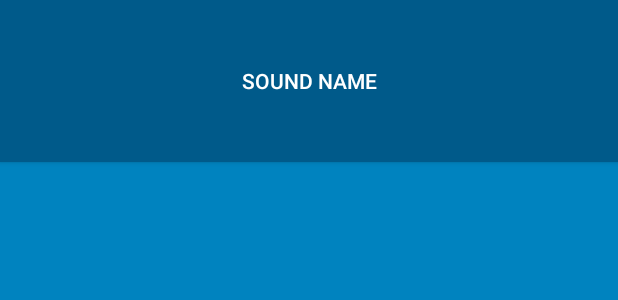
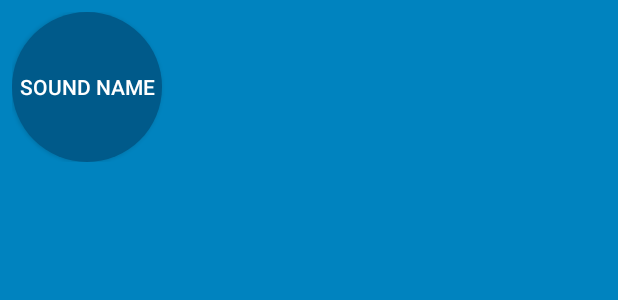
Before and after one commit to silvee/beatbox, an Android app: the layout list_item_sound.xml on its own in the app's theme, with its tools: preview values and no code run, on a phone screen of 412 x 824 dp. Shown: the top 300 px of the screen. Run offline under Robolectric (Android 15) with nearby library versions, the phone set to English and light mode, and no system bars.

Commit message:
Added layouts using statelist and layerlist for normal and pressed buttons in drawable folder

```diff
--- /dev/null
+++ b/app/src/main/res/drawable/button_beat_box.xml
@@ -0,0 +1,8 @@
+<?xml version="1.0" encoding="utf-8"?>
+<selector xmlns:android="http://schemas.android.com/apk/res/android"
+    android:layout_height="match_parent"
+    android:layout_width="match_parent">
+    <item android:drawable="@drawable/button_beat_box_pressed"
+        android:state_pressed="true"/>
+    <item android:drawable="@drawable/button_beat_box_normal"/>
+</selector>
--- /dev/null
+++ b/app/src/main/res/drawable/button_beat_box_normal.xml
@@ -0,0 +1,8 @@
+<?xml version="1.0" encoding="utf-8"?>
+<shape xmlns:android="http://schemas.android.com/apk/res/android"
+    android:shape="oval"
+    android:layout_height="match_parent"
+    android:layout_width="match_parent">
+    <solid
+        android:color="@color/dark_blue"/>
+</shape>
--- /dev/null
+++ b/app/src/main/res/drawable/button_beat_box_pressed.xml
@@ -0,0 +1,22 @@
+<?xml version="1.0" encoding="utf-8"?>
+<layer-list xmlns:android="http://schemas.android.com/apk/res/android">
+    <item>
+        <shape xmlns:android="http://schemas.android.com/apk/res/android"
+            android:shape="oval"
+            android:layout_height="match_parent"
+            android:layout_width="match_parent">
+            <solid
+                android:color="@color/red"/>
+        </shape>
+    </item>
+    <item>
+        <shape xmlns:android="http://schemas.android.com/apk/res/android"
+            android:shape="oval"
+            android:layout_height="match_parent"
+            android:layout_width="match_parent">
+            <stroke
+                android:width="4dp"
+                android:color="@color/dark_red"/>
+        </shape>
+    </item>
+</layer-list>
--- a/app/src/main/res/layout/list_item_sound.xml
+++ b/app/src/main/res/layout/list_item_sound.xml
@@ -7,11 +7,18 @@
             type="com.example.silvee.beatbox.SoundViewModel">
         </variable>
     </data>
-    <Button
+    <FrameLayout
         android:layout_width="match_parent"
-        android:layout_height="108dp"
-        android:text="@{viewModel.sound.soundName}"
-        android:onClick="@{() -> viewModel.onButtonClicked()}"
-        tools:text="Sound name">
-    </Button>
+        android:layout_height="wrap_content"
+        android:layout_margin="8dp">
+        <Button
+            android:layout_width="100dp"
+            android:layout_height="100dp"
+            android:gravity="center"
+            android:text="@{viewModel.sound.soundName}"
+            android:onClick="@{() -> viewModel.onButtonClicked()}"
+            tools:text="Sound name">
+        </Button>
+    </FrameLayout>
+
 </layout>
--- a/app/src/main/res/values/styles.xml
+++ b/app/src/main/res/values/styles.xml
@@ -11,8 +11,7 @@
     </style>
 
     <style name="BeatBoxButton" parent="Widget.AppCompat.Button">
-        <item name="android:background">@color/dark_blue</item>
+        <item name="android:background">@drawable/button_beat_box</item>
     </style>
 
-
 </resources>
```
